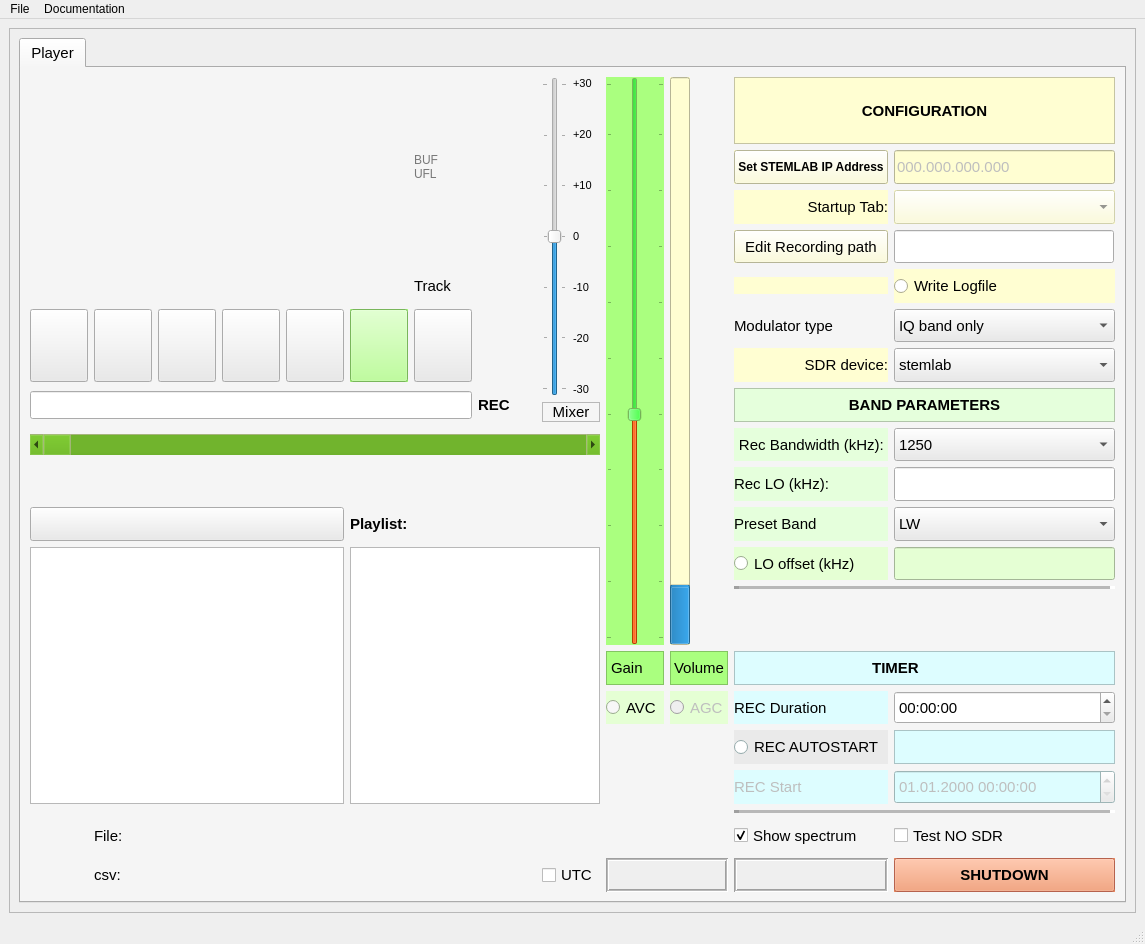
This is sources/core/ressources/COHIWizard_GUI_v10_scrollhv_skin_5.ui in hermy-sf/COHIWizard as Qt 5 draws it before an edit. The edited form follows.
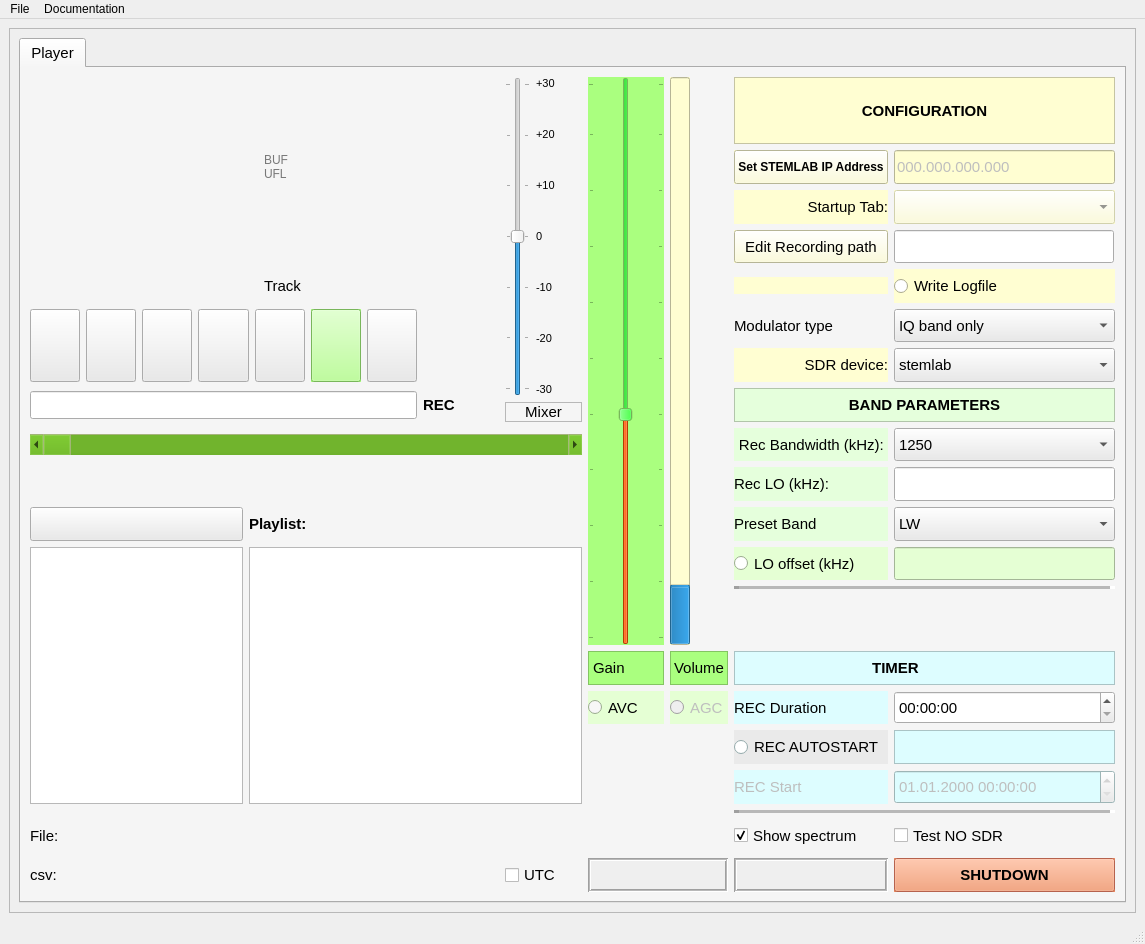
This is the edited form. Icons and pictures are not drawn.

Commit message: Player skin 5: equal transport buttons, file/csv labels at the left

```diff
--- a/sources/core/ressources/COHIWizard_GUI_v10_scrollhv_skin_5.ui
+++ b/sources/core/ressources/COHIWizard_GUI_v10_scrollhv_skin_5.ui
@@ -176,7 +176,7 @@
            </attribute>
            <layout class="QGridLayout" name="gridLayout_2">
             <item row="0" column="0">
-             <layout class="QGridLayout" name="gridLayout_10" rowstretch="2,0,0,0,0,0,0,0,0,0,0,0,0,0,0,0,0,0,0,0,0" columnstretch="1,0,0,0,0,0,0,0,0,0,0,0,0,0">
+             <layout class="QGridLayout" name="gridLayout_10" rowstretch="2,0,0,0,0,0,0,0,0,0,0,0,0,0,0,0,0,0,0,0,0" columnstretch="2,2,2,2,2,2,2,0,0,0,0,0,0,0">
               <item row="0" column="8" rowspan="8">
                <widget class="QFrame" name="frame_Mixer">
                 <property name="frameShape"><enum>QFrame::NoFrame</enum></property>
@@ -2805,10 +2805,12 @@
                 </property>
                </widget>
               </item>
-              <item row="19" column="1">
+              <item row="19" column="0" colspan="12">
+               <layout class="QHBoxLayout" name="horizontalLayout_wavfile" stretch="0,1">
+                <item>
                <widget class="QLabel" name="label_48">
                 <property name="sizePolicy">
-                 <sizepolicy hsizetype="Expanding" vsizetype="Expanding">
+                    <sizepolicy hsizetype="Fixed" vsizetype="Expanding">
                   <horstretch>1</horstretch>
                   <verstretch>1</verstretch>
                  </sizepolicy>
@@ -2829,6 +2831,38 @@
                 </property>
                </widget>
               </item>
+                <item>
+                  <widget class="QLabel" name="label_Filename_Player">
+                   <property name="sizePolicy">
+                    <sizepolicy hsizetype="Ignored" vsizetype="Expanding">
+                     <horstretch>1</horstretch>
+                     <verstretch>1</verstretch>
+                    </sizepolicy>
+                   </property>
+                   <property name="minimumSize">
+                    <size>
+                     <width>10</width>
+                     <height>26</height>
+                    </size>
+                   </property>
+                   <property name="maximumSize">
+                    <size>
+                     <width>16777215</width>
+                     <height>26</height>
+                    </size>
+                   </property>
+                   <property name="font">
+                    <font>
+                     <pointsize>11</pointsize>
+                    </font>
+                   </property>
+                   <property name="text">
+                    <string/>
+                   </property>
+                  </widget>
+                </item>
+               </layout>
+              </item>
               <item row="8" column="12">
                <widget class="QLabel" name="label_BW">
                 <property name="sizePolicy">
@@ -6040,36 +6074,6 @@
                 </item>
                </widget>
               </item>
-              <item row="19" column="3" colspan="9">
-               <widget class="QLabel" name="label_Filename_Player">
-                <property name="sizePolicy">
-                 <sizepolicy hsizetype="Expanding" vsizetype="Expanding">
-                  <horstretch>1</horstretch>
-                  <verstretch>1</verstretch>
-                 </sizepolicy>
-                </property>
-                <property name="minimumSize">
-                 <size>
-                  <width>300</width>
-                  <height>26</height>
-                 </size>
-                </property>
-                <property name="maximumSize">
-                 <size>
-                  <width>1000</width>
-                  <height>26</height>
-                 </size>
-                </property>
-                <property name="font">
-                 <font>
-                  <pointsize>11</pointsize>
-                 </font>
-                </property>
-                <property name="text">
-                 <string/>
-                </property>
-               </widget>
-              </item>
               <item row="16" column="13">
                <widget class="QFrame" name="frame_16">
                 <property name="sizePolicy">
@@ -6948,7 +6952,9 @@
                 </property>
                </widget>
               </item>
-              <item row="5" column="0" rowspan="2">
+              <item row="5" column="0" rowspan="2" colspan="7">
+               <layout class="QHBoxLayout" name="horizontalLayout_transport" stretch="1,1,1,1,1,1,1">
+                <item>
                <widget class="QPushButton" name="pushButton_REW">
                 <property name="enabled">
                  <bool>true</bool>
@@ -6961,7 +6967,7 @@
                 </property>
                 <property name="minimumSize">
                  <size>
-                  <width>10</width>
+                     <width>40</width>
                   <height>30</height>
                  </size>
                 </property>
@@ -7010,7 +7016,7 @@
                 </property>
                </widget>
               </item>
-              <item row="5" column="1" rowspan="2">
+                <item>
                <widget class="QPushButton" name="pushButton_Stop">
                 <property name="enabled">
                  <bool>true</bool>
@@ -7023,7 +7029,7 @@
                 </property>
                 <property name="minimumSize">
                  <size>
-                  <width>10</width>
+                     <width>40</width>
                   <height>30</height>
                  </size>
                 </property>
@@ -7073,7 +7079,7 @@
                 </property>
                </widget>
               </item>
-              <item row="5" column="2" rowspan="2">
+                <item>
                <widget class="QPushButton" name="pushButton_Play">
                 <property name="enabled">
                  <bool>true</bool>
@@ -7086,7 +7092,7 @@
                 </property>
                 <property name="minimumSize">
                  <size>
-                  <width>10</width>
+                     <width>40</width>
                   <height>30</height>
                  </size>
                 </property>
@@ -7136,7 +7142,7 @@
                 </property>
                </widget>
               </item>
-              <item row="5" column="3" rowspan="2">
+                <item>
                <widget class="QPushButton" name="pushButton_Loop">
                 <property name="enabled">
                  <bool>true</bool>
@@ -7149,7 +7155,7 @@
                 </property>
                 <property name="minimumSize">
                  <size>
-                  <width>10</width>
+                     <width>40</width>
                   <height>30</height>
                  </size>
                 </property>
@@ -7195,7 +7201,7 @@
                 </property>
                </widget>
               </item>
-              <item row="5" column="4" rowspan="2">
+                <item>
                <widget class="QPushButton" name="pushButton_FF">
                 <property name="enabled">
                  <bool>true</bool>
@@ -7208,7 +7214,7 @@
                 </property>
                 <property name="minimumSize">
                  <size>
-                  <width>10</width>
+                     <width>40</width>
                   <height>30</height>
                  </size>
                 </property>
@@ -7261,7 +7267,7 @@
                 </property>
                </widget>
               </item>
-              <item row="5" column="5" rowspan="2">
+                <item>
                <widget class="QPushButton" name="pushButton_REC">
                 <property name="enabled">
                  <bool>true</bool>
@@ -7274,7 +7280,7 @@
                 </property>
                 <property name="minimumSize">
                  <size>
-                  <width>10</width>
+                     <width>40</width>
                   <height>30</height>
                  </size>
                 </property>
@@ -7530,7 +7536,7 @@
                 </property>
                </widget>
               </item>
-              <item row="5" column="6" rowspan="2">
+                <item>
                <widget class="QPushButton" name="pushButton_adv1byte">
                 <property name="enabled">
                  <bool>true</bool>
@@ -7543,7 +7549,7 @@
                 </property>
                 <property name="minimumSize">
                  <size>
-                  <width>10</width>
+                     <width>40</width>
                   <height>30</height>
                  </size>
                 </property>
@@ -7597,6 +7603,8 @@
                 </property>
                </widget>
               </item>
+               </layout>
+              </item>
               <item row="5" column="12">
                <widget class="QLabel" name="label_11">
                 <property name="sizePolicy">
@@ -7700,10 +7708,12 @@
                 </property>
                </widget>
               </item>
-              <item row="20" column="1">
+              <item row="20" column="0" colspan="8">
+               <layout class="QHBoxLayout" name="horizontalLayout_csvfile" stretch="0,1">
+                <item>
                <widget class="QLabel" name="label_13">
                 <property name="sizePolicy">
-                 <sizepolicy hsizetype="Expanding" vsizetype="Expanding">
+                    <sizepolicy hsizetype="Fixed" vsizetype="Expanding">
                   <horstretch>0</horstretch>
                   <verstretch>0</verstretch>
                  </sizepolicy>
@@ -7713,10 +7723,10 @@
                 </property>
                </widget>
               </item>
-              <item row="20" column="3" colspan="5">
+                <item>
                <widget class="QLabel" name="label_csv_filename">
                 <property name="sizePolicy">
-                 <sizepolicy hsizetype="Expanding" vsizetype="Expanding">
+                    <sizepolicy hsizetype="Ignored" vsizetype="Expanding">
                   <horstretch>0</horstretch>
                   <verstretch>0</verstretch>
                  </sizepolicy>
@@ -7725,6 +7735,8 @@
                  <string/>
                 </property>
                </widget>
+                </item>
+               </layout>
               </item>
              </layout>
             </item>
```
Lines whose indentation alone changed are shown as unchanged. The commit also changes 1 other file.
